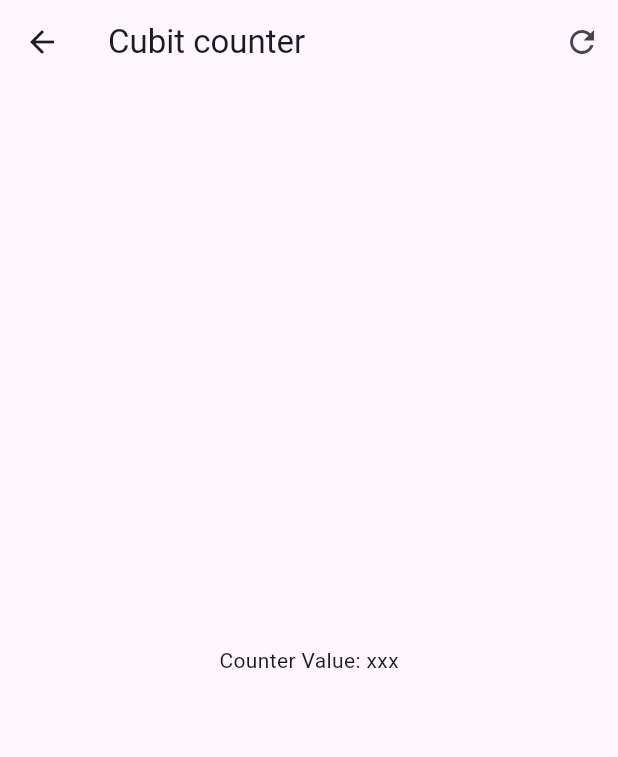
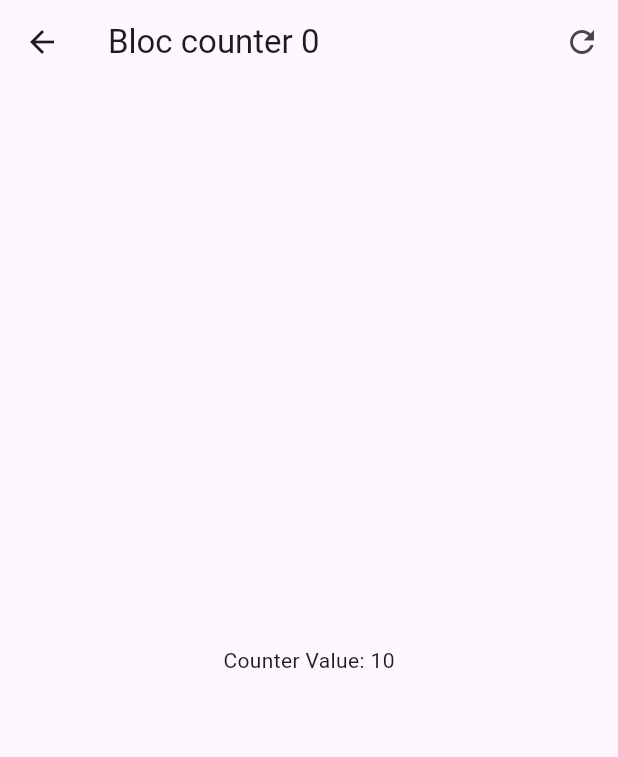
Before and after one commit to FabMira/forms_app, a Flutter app: the screen it shows after launch, after a tap on "Blocs", on a phone screen of 412 x 824 dp. Shown: the top 757 px of the screen. Run offline on Flutter 3.47's test engine with Material 3 defaults, Android fonts, the phone set to English and light mode, and no system bars; our stand-ins replace equatable, flutter_bloc, go_router.

Commit message:
bloc finished

```diff
--- a/lib/config/router/app_router.dart
+++ b/lib/config/router/app_router.dart
@@ -12,7 +12,7 @@ final appRouter = GoRouter(
       builder: (context, state) => const CubitCounterScreen(),
     ),
     GoRoute(
-      path: '/blocs',
+      path: '/counter-bloc',
       builder: (context, state) => const BlocCounterScreen(),
     )
   ]
--- /dev/null
+++ b/lib/presentation/blocs/counter_bloc/counter_bloc.dart
@@ -0,0 +1,22 @@
+import 'package:flutter_bloc/flutter_bloc.dart';
+import 'package:equatable/equatable.dart';
+
+part 'counter_event.dart';
+part 'counter_state.dart';
+
+class CounterBloc extends Bloc<CounterEvent, CounterState> {
+  CounterBloc() : super(const CounterState()) {
+    on<CounterIncreased>(_onCounterIncreased);
+    on<CounterReset>(_onCounterReset);
+  }
+
+  void _onCounterIncreased(CounterIncreased event, Emitter<CounterState> emit) {
+    emit(state.copyWith(
+      counter: state.counter + event.value,
+      transactionCount: state.transactionCount + 1));
+  }
+
+  void _onCounterReset(CounterReset event, Emitter<CounterState> emit) {
+    emit(state.copyWith(counter: 0));
+  }
+}
--- /dev/null
+++ b/lib/presentation/blocs/counter_bloc/counter_event.dart
@@ -0,0 +1,12 @@
+part of 'counter_bloc.dart';
+
+sealed class CounterEvent {
+  const CounterEvent();
+}
+
+class CounterIncreased extends CounterEvent {
+  final int value;
+  const CounterIncreased(this.value);
+}
+
+class CounterReset extends CounterEvent {}
--- /dev/null
+++ b/lib/presentation/blocs/counter_bloc/counter_state.dart
@@ -0,0 +1,20 @@
+part of 'counter_bloc.dart';
+
+class CounterState extends Equatable {
+  final int counter;
+  final int transactionCount;
+
+  const CounterState({this.counter = 10, this.transactionCount = 0});
+
+  CounterState copyWith({
+    int? counter,
+    int? transactionCount,
+  }) =>
+      CounterState(
+        counter: counter ?? this.counter,
+        transactionCount:  transactionCount ?? this.transactionCount
+      );
+
+  @override
+  List<Object> get props => [counter, transactionCount];
+}
--- a/lib/presentation/screens/bloc_counter_screen.dart
+++ b/lib/presentation/screens/bloc_counter_screen.dart
@@ -1,31 +1,64 @@
 import 'package:flutter/material.dart';
+import 'package:flutter_bloc/flutter_bloc.dart';
+import 'package:forms_app/presentation/blocs/counter_bloc/counter_bloc.dart';
 
 class BlocCounterScreen extends StatelessWidget {
   const BlocCounterScreen({super.key});
 
   @override
   Widget build(BuildContext context) {
+    return BlocProvider(
+      create: (_) => CounterBloc(),
+      child: const BlocCounterView(),
+    );
+  }
+}
+
+class BlocCounterView extends StatelessWidget {
+  const BlocCounterView({
+    super.key,
+  });
+
+  void increaseCounterBy(BuildContext context, [int value = 1]) {
+    context.read<CounterBloc>().add(CounterIncreased(value));
+  }
+
+  void resetCounter(BuildContext context) {
+    context.read<CounterBloc>().add(CounterReset());
+  }
+
+  @override
+  Widget build(BuildContext context) {
     return Scaffold(
       appBar: AppBar(
-        title: const Text('Cubit counter'),
+        title: context.select((CounterBloc bloc) => Text('Bloc counter ${bloc.state.transactionCount}')),
         actions: [
           IconButton(
-            onPressed: () => {},
-            icon: const Icon(Icons.refresh_outlined)
-          )
+              onPressed: () => resetCounter(context),
+              icon: const Icon(Icons.refresh_outlined))
         ],
       ),
-      body: const Center(
-        child: Text('Counter Value: xxx'),
+      body: Center(
+        child: context.select((CounterBloc counterBloc) =>
+            Text('Counter Value: ${counterBloc.state.counter}')),
       ),
       floatingActionButton: Column(
         mainAxisAlignment: MainAxisAlignment.end,
         children: [
-          FloatingActionButton(heroTag: '1', child: const Text('+3') , onPressed: () => {}),
+          FloatingActionButton(
+              heroTag: '1',
+              child: const Text('+3'),
+              onPressed: () => increaseCounterBy(context, 3)),
           SizedBox(height: 15),
-          FloatingActionButton(heroTag: '2', child: const Text('+2'), onPressed: () => {}),
+          FloatingActionButton(
+              heroTag: '2',
+              child: const Text('+2'),
+              onPressed: () => increaseCounterBy(context, 2)),
           SizedBox(height: 15),
-          FloatingActionButton(heroTag: '3', child: const Text('+1'), onPressed: () => {})
+          FloatingActionButton(
+              heroTag: '3',
+              child: const Text('+1'),
+              onPressed: () => increaseCounterBy(context))
         ],
       ),
     );
--- a/lib/presentation/screens/home_screen.dart
+++ b/lib/presentation/screens/home_screen.dart
@@ -20,7 +20,7 @@ class HomeScreen extends StatelessWidget {
             title: const Text('Blocs'),
             subtitle: const Text('Gestor de estado con blocs'),
             trailing: const Icon(Icons.arrow_forward_ios_rounded),
-            onTap: () => context.push('/blocs'),
+            onTap: () => context.push('/counter-bloc'),
           ),
 
         ],
```
